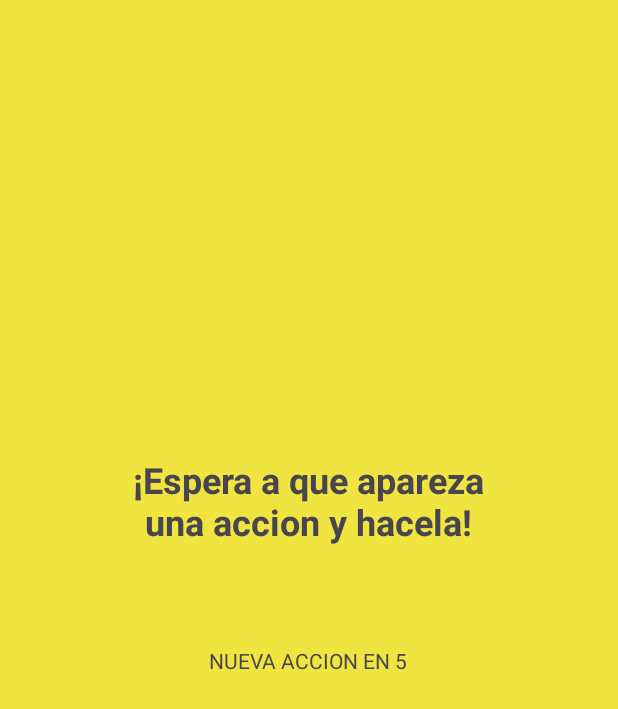
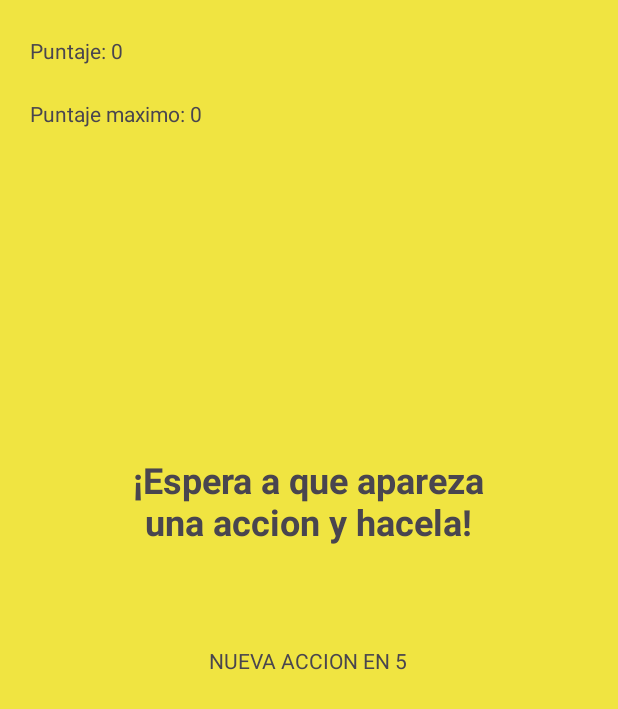
Before and after one commit to acorrea21/MoveIt, an Android app: the MainMenuActivity screen opened directly, with no data from a screen before it, after a tap on an icon or button, on a phone screen of 412 x 824 dp. Shown: the top 709 px of the screen. Run offline under Robolectric (Android 15) with nearby library versions, the light colour scheme and no system bars; 2 statements that could not run were skipped.

Commit message:
NEW ACTION
NEW DETECTION ACCELEROMETER
NEW ACTION SHAKE
UPDATED MAIN MENU
FIX BUG

```diff
--- a/app/src/main/java/cl/acorrea/moveit/Enum/Movements.kt
+++ b/app/src/main/java/cl/acorrea/moveit/Enum/Movements.kt
@@ -6,5 +6,6 @@ enum class Movements
     FlingUP,
     FlingDOWN,
     FlingRIGHT,
-    FlingLEFT
+    FlingLEFT,
+    Shake
 }
--- a/app/src/main/java/cl/acorrea/moveit/GameActivity.kt
+++ b/app/src/main/java/cl/acorrea/moveit/GameActivity.kt
@@ -1,9 +1,15 @@
 package cl.acorrea.moveit
 
+import android.content.Context
+import android.content.SharedPreferences
+import android.content.SharedPreferences.Editor
+import android.hardware.Sensor
+import android.hardware.SensorEvent
+import android.hardware.SensorEventListener
+import android.hardware.SensorManager
 import android.media.MediaPlayer
 import androidx.appcompat.app.AppCompatActivity
 import android.os.Bundle
-import android.text.BoringLayout
 import android.view.GestureDetector
 import android.view.MotionEvent
 import android.widget.TextView
@@ -14,87 +20,132 @@ import cl.acorrea.moveit.Object.Utilities
 import cl.acorrea.moveit.entities.Timer
 
 class GameActivity : AppCompatActivity(), GestureDetector.OnGestureListener
-    , GestureDetector.OnDoubleTapListener, TimerCallback{
+    , GestureDetector.OnDoubleTapListener, TimerCallback, SensorEventListener {
 
     private val GIVE_TIMER = "give"
     private val ACTION_TIMER = "action"
+    private val HIGHSCORE_ID = "highscore"
 
     private lateinit var gestureDetector: GestureDetectorCompat
+    private lateinit var sensorManager: SensorManager
+    private lateinit var acelerometer: Sensor
+    private lateinit var sharedPreferences: SharedPreferences
+
+
     private lateinit var actionShow: TextView
     private lateinit var actionCountdownText: TextView
+    private lateinit var scoreText: TextView
+    private lateinit var highscoreText: TextView
     private lateinit var backMusic: MediaPlayer
     private lateinit var winSound: MediaPlayer
     private lateinit var loseSound: MediaPlayer
+
     private var gameStart: Boolean = false
     private var lose: Boolean = false
     private lateinit var movementToDo: Movements
     private lateinit var giveTimer: Timer
     private lateinit var actionTimer: Timer
+    private var milisecondsGame: Int = 0
+    private var highscore: Int = 0
+    private var score: Int = 0
+
+
     override fun onCreate(savedInstanceState: Bundle?) {
         super.onCreate(savedInstanceState)
         setContentView(R.layout.activity_game)
 
         actionShow = findViewById<TextView>(R.id.GameActionText)
         actionCountdownText = findViewById<TextView>(R.id.GameCountdownTime)
-        backMusic = MediaPlayer.create(this,R.raw.background)
-        winSound = MediaPlayer.create(this,R.raw.win)
-        loseSound = MediaPlayer.create(this,R.raw.fail)
+        scoreText = findViewById<TextView>(R.id.gameActualScoreView)
+        highscoreText = findViewById<TextView>(R.id.gameHighscoreView)
+        backMusic = MediaPlayer.create(this, R.raw.background)
+        winSound = MediaPlayer.create(this, R.raw.win)
+        loseSound = MediaPlayer.create(this, R.raw.fail)
 
         giveTimer = Timer(this, GIVE_TIMER)
         actionTimer = Timer(this, ACTION_TIMER)
 
-        gestureDetector = GestureDetectorCompat(this,this)
+        gestureDetector = GestureDetectorCompat(this, this)
         gestureDetector.setOnDoubleTapListener(this)
+
+        sensorManager = getSystemService(Context.SENSOR_SERVICE) as SensorManager
+        acelerometer = sensorManager.getDefaultSensor(Sensor.TYPE_ACCELEROMETER)
+        sensorManager.registerListener(this, acelerometer, SensorManager.SENSOR_DELAY_GAME)
+
+        milisecondsGame = 5000
+
+        sharedPreferences = getSharedPreferences(getString(R.string.SharedPref), MODE_PRIVATE)
+
+        highscore = sharedPreferences.getInt(HIGHSCORE_ID, 0)
+
+        SetScores()
 
         giveTimer.Start(5000)
     }
 
     override fun onPause() {
         super.onPause()
+
         backMusic?.pause()
         winSound?.stop()
         loseSound?.stop()
+        sensorManager.unregisterListener(this)
     }
 
     override fun onResume() {
         super.onResume()
         //TODO("ASK WHEN RESUME")
         backMusic?.start()
+
+        sensorManager.registerListener(this, acelerometer, SensorManager.SENSOR_DELAY_GAME)
+
         //winSound?.start()
         //loseSound?.start()
     }
 
-    override fun finish() {
-        backMusic?.release()
-        winSound?.release()
-        loseSound?.release()
-        super.finish()
-    }
-
-    private fun GiveAction()
-    {
+    private fun GiveAction() {
         movementToDo = Utilities.GetRandomMovement()
         actionShow.text = Utilities.MovementToString(movementToDo)
         //TODO("VARIABLE TIME")
+        milisecondsGame = (milisecondsGame * 0.9f).toInt()
         actionTimer.Start(5000)
     }
 
-    private fun ProcessMove(movement: Movements)
-    {
+    private fun ProcessMove(movement: Movements) {
         //Si todavia no iniciamos, o perdimos, no procesamos nada
-        if(!gameStart || lose)
-        {
+        if (!gameStart || lose || giveTimer.IsRunning()) {
             return
         }
 
-        if (movement == movementToDo)
-        {
+        if (movement == movementToDo) {
             //TODO("WIN AND RE PLAY, grown miliseconds")
+            score++;
+            SetScores()
             actionShow.text = "¡+1 Punto!"
             actionTimer.Stop()
             winSound.start()
             giveTimer.Start(1000)
         }
+    }
+
+    fun SetScores()
+    {
+        if(score > highscore)
+        {
+            highscore = score
+        }
+
+        //TODO(XML)
+        highscoreText.text = "Puntaje maximo: " + highscore.toString()
+        scoreText.text = "Puntaje: " + score.toString()
+
+    }
+
+    fun SaveScores()
+    {
+        val Editor = sharedPreferences.edit()
+        Editor.putInt(HIGHSCORE_ID,highscore)
+        Editor.apply()
     }
 
     override fun onTimerFinished(timer: Timer)
@@ -110,6 +161,7 @@ class GameActivity : AppCompatActivity(), GestureDetector.OnGestureListener
         if(timer.id == ACTION_TIMER)
         {
             //TODO("LOSE, and lose string.xml")
+            SaveScores()
             actionShow.text = "Perdiste"
             lose = true;
             loseSound.start()
@@ -215,4 +267,26 @@ class GameActivity : AppCompatActivity(), GestureDetector.OnGestureListener
         //TODO("Not yet implemented")
         return true
     }
+
+    override fun onSensorChanged(event: SensorEvent)
+    {
+        if (event.sensor.type == Sensor.TYPE_ACCELEROMETER) {
+            val x = event.values[0]
+            val y = event.values[1]
+            val z = event.values[2]
+
+            val acceleration = Math.sqrt(x * x + y * y + z * z.toDouble()).toFloat()
+
+            val threshold = 50.0f
+
+            if (acceleration > threshold)
+            {
+                ProcessMove(Movements.Shake)
+            }
+        }
+    }
+
+    override fun onAccuracyChanged(p0: Sensor?, p1: Int) {
+
+    }
 }
--- a/app/src/main/java/cl/acorrea/moveit/MainMenuActivity.kt
+++ b/app/src/main/java/cl/acorrea/moveit/MainMenuActivity.kt
@@ -33,8 +33,8 @@ class MainMenuActivity : AppCompatActivity()
             startActivity(intentPref)
         }
 
-        var test = findViewById<ImageView>(R.id.mainPreferenceClickeable)
-        test.setOnClickListener{
+        var gameButton = findViewById<ImageView>(R.id.mainPreferenceClickeable)
+        gameButton.setOnClickListener{
             val intentPref = Intent(this, GameActivity::class.java)
             startActivity(intentPref)
         }
--- a/app/src/main/java/cl/acorrea/moveit/Object/Utilities.kt
+++ b/app/src/main/java/cl/acorrea/moveit/Object/Utilities.kt
@@ -23,6 +23,7 @@ object Utilities
             Movements.FlingDOWN -> "¡Hacia abajo!"
             Movements.FlingLEFT -> "¡Hacia la izquierda!"
             Movements.FlingRIGHT -> "¡Hacia la derecha!"
+            Movements.Shake -> "¡Agita el celular!"
         }
     }
 }
--- a/app/src/main/res/layout/activity_game.xml
+++ b/app/src/main/res/layout/activity_game.xml
@@ -33,4 +33,26 @@
         app:layout_constraintHorizontal_bias="0.498"
         app:layout_constraintStart_toStartOf="parent"
         app:layout_constraintTop_toBottomOf="@+id/GameActionText" />
+
+    <TextView
+        android:id="@+id/gameActualScoreView"
+        android:layout_width="208dp"
+        android:layout_height="30dp"
+        android:layout_marginTop="24dp"
+        android:text="TextView"
+        app:layout_constraintEnd_toEndOf="parent"
+        app:layout_constraintHorizontal_bias="0.098"
+        app:layout_constraintStart_toStartOf="parent"
+        app:layout_constraintTop_toTopOf="parent" />
+
+    <TextView
+        android:id="@+id/gameHighscoreView"
+        android:layout_width="208dp"
+        android:layout_height="30dp"
+        android:layout_marginTop="12dp"
+        android:text="TextView"
+        app:layout_constraintEnd_toEndOf="parent"
+        app:layout_constraintHorizontal_bias="0.098"
+        app:layout_constraintStart_toStartOf="parent"
+        app:layout_constraintTop_toBottomOf="@+id/gameActualScoreView" />
 </androidx.constraintlayout.widget.ConstraintLayout>
```
Also changed, not shown: app/src/main/res/layout/activity_main_menu.xml (+13 -22 lines).
